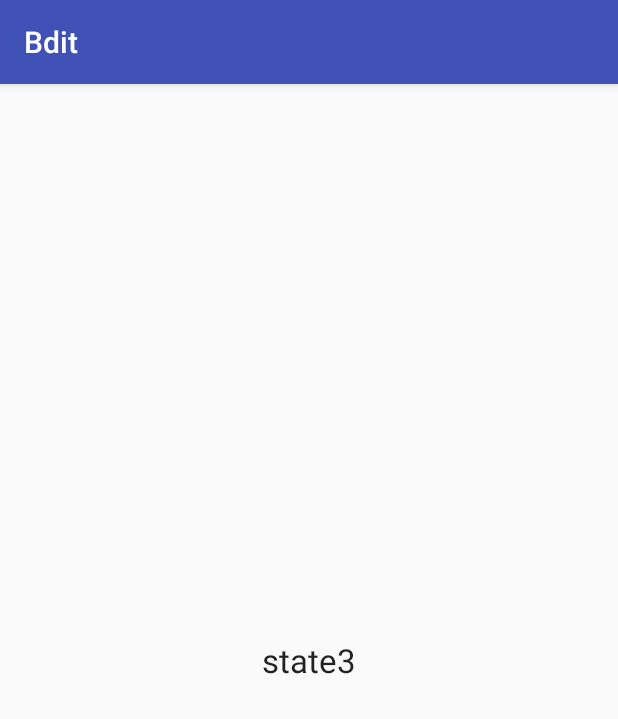
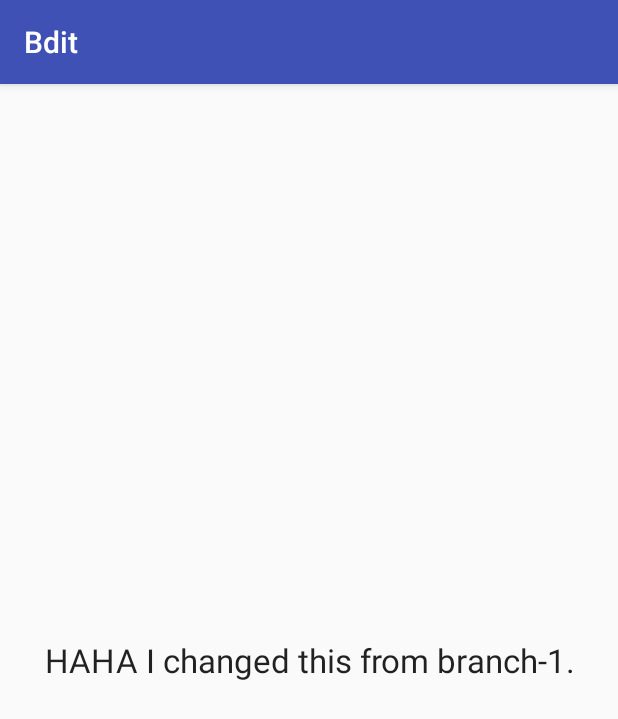
Before and after one commit to Byeongdolee/bdit, an Android app: the screen it shows after launch (MainActivity), on a phone screen of 412 x 824 dp. Shown: the top 719 px of the screen. Run offline under Robolectric (Android 15) with nearby library versions, the phone set to English and light mode, and no system bars.

Commit message:
test from branch-1

```diff
--- a/app/src/main/java/com/purpleworks/bdit/MainActivity.kt
+++ b/app/src/main/java/com/purpleworks/bdit/MainActivity.kt
@@ -10,7 +10,7 @@ class MainActivity : AppCompatActivity() {
         super.onCreate(savedInstanceState)
         setContentView(R.layout.activity_main)
 
-        text_one.text = "state3"
+        text_one.text = "HAHA I changed this from branch-1."
 
     }
 }
```
